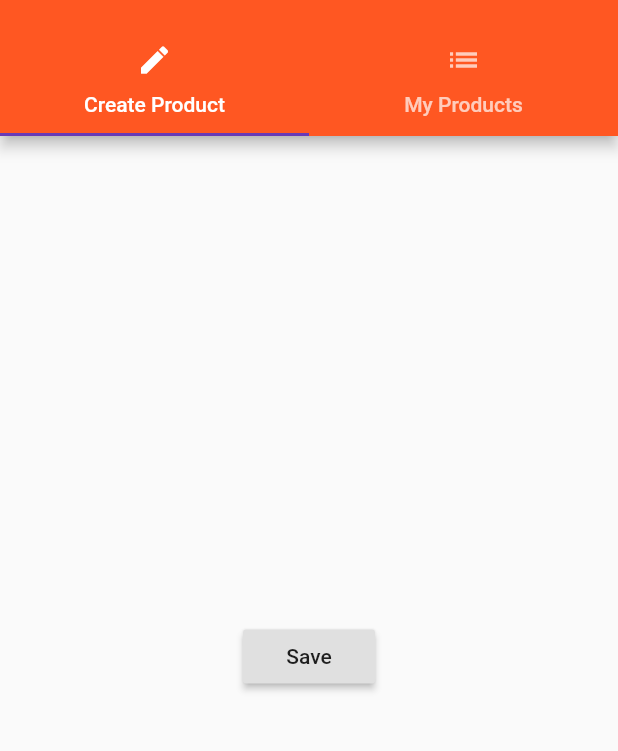
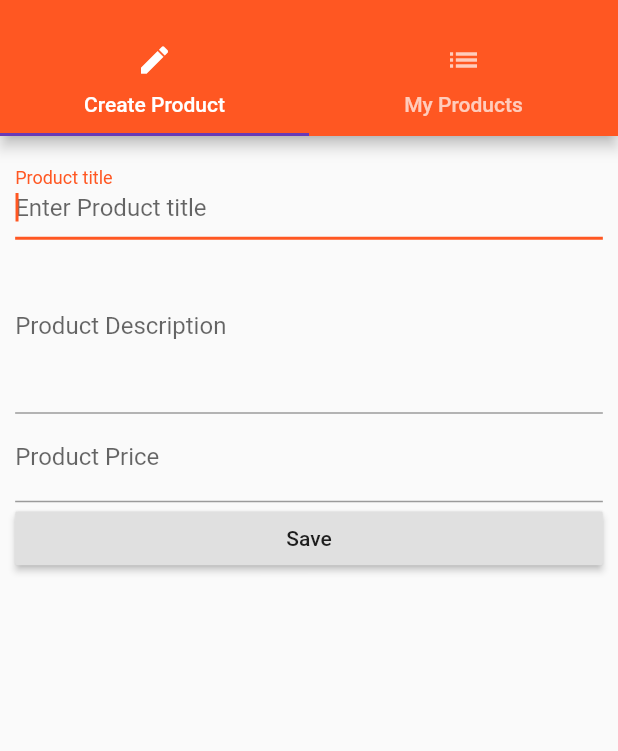
Before and after one commit to gitsofian/first-flutter-ui, a Flutter app: the ProductsAdminPage screen opened by its route, on a phone screen of 412 x 824 dp, the part 59-810 px from its top. Run offline on Flutter 3.47's test engine with Material 2 defaults, Android fonts, the phone set to English and light mode, and no system bars.

Commit message:
first commit

```diff
--- a/lib/main.dart
+++ b/lib/main.dart
@@ -21,9 +21,9 @@ class MyApp extends StatefulWidget {
 }
 
 class _MyAppState extends State<MyApp> {
-  List<Map<String, String>> _products = [];
+  List<Map<String, dynamic>> _products = [];
 
-  void _addProduct(Map<String, String> product) {
+  void _addProduct(Map<String, dynamic> product) {
     setState(() {
       _products.add(product);
     });
@@ -46,10 +46,10 @@ class _MyAppState extends State<MyApp> {
           accentColor: Colors.deepPurple),
       routes: {
         '/': (BuildContext context) {
-          return ProductsPage(_products, _addProduct, _deleteProduct);
+          return ProductsPage(_products);
         },
         '/admin': (BuildContext context) {
-          return ProductsAdminPage();
+          return ProductsAdminPage(_addProduct, _deleteProduct);
         },
       },
       onGenerateRoute: (RouteSettings setting) {
@@ -68,7 +68,7 @@ class _MyAppState extends State<MyApp> {
       },
       onUnknownRoute: (RouteSettings settings) {
         return MaterialPageRoute(builder: (BuildContext context) {
-          return ProductsPage(_products, _addProduct, _deleteProduct);
+          return ProductsPage(_products);
         });
       },
     );
--- a/lib/pages/product_create.dart
+++ b/lib/pages/product_create.dart
@@ -1,22 +1,81 @@
+import 'dart:wasm';
+
 import 'package:flutter/material.dart';
+import 'package:flutter/services.dart';
 
-class ProductCreatePage extends StatelessWidget {
+class ProductCreatePage extends StatefulWidget {
+
+  final Function addProduct;
+  ProductCreatePage(this.addProduct){
+
+  }
+
+  @override
+  State<StatefulWidget> createState() {
+    // TODO: implement createState
+    return _ProductCreatePageState();
+  }
+}
+
+class _ProductCreatePageState extends State<ProductCreatePage> {
+  String title;
+  double price;
+  String description;
+
   @override
   Widget build(BuildContext context) {
     // TODO: implement build
-    return Center(
-      child: RaisedButton(
-        child: Text('Save'),
-        onPressed: () {
-          showModalBottomSheet(
-              context: context,
-              builder: (BuildContext context) {
-                return Center(
-                  child: Text('This is a Modal'),
-                );
-              });
-        },
-      ),
-    );
+    return Container(
+        margin: EdgeInsets.all(10.10),
+        child: ListView(
+          children: <Widget>[
+            TextField(
+              decoration: InputDecoration(
+                  labelText: 'Product title', hintText: 'Enter Product title'),
+              autofocus: true,
+              onChanged: (String value) {
+                setState(() {
+                  title = value;
+                });
+              },
+            ),
+            TextField(
+              decoration: InputDecoration(labelText: 'Product Description'),
+              maxLines: 4,
+              onChanged: (String value) {
+                setState(() {});
+              },
+            ),
+            TextField(
+              decoration: InputDecoration(labelText: 'Product Price'),
+              keyboardType: TextInputType.number,
+              onChanged: (String value) {
+                setState(() {
+                  price = double.parse(value);
+                });
+              },
+            ),
+            RaisedButton(
+              child: Text('Save'),
+              onPressed: () {
+                final Map<String, dynamic> product = {
+                  'title': title,
+                  'description': description,
+                  'price': price,
+                  'imageUrl': 'assets/foods.jpg'
+                };
+                widget.addProduct(product);
+
+              },
+            )
+            /* TextFormField(
+              decoration: const InputDecoration(
+                icon: Icon(Icons.person),
+                hintText: 'what do people call you? ',
+                labelText: 'Name *',
+              ),
+            ), */
+          ],
+        ));
   }
 }
--- a/lib/pages/products_admin.dart
+++ b/lib/pages/products_admin.dart
@@ -4,6 +4,11 @@ import './product_create.dart';
 import './product_list.dart';
 
 class ProductsAdminPage extends StatelessWidget {
+  final Function addProduct;
+  final Function deleteProduct;
+
+  ProductsAdminPage(this.addProduct, this.deleteProduct) {}
+
   @override
   Widget build(BuildContext context) {
     // TODO: implement build
@@ -43,7 +48,7 @@ class ProductsAdminPage extends StatelessWidget {
         ),
         body: Center(
           child: TabBarView(
-            children: <Widget>[ProductCreatePage(), ProductListPage()],
+            children: <Widget>[ProductCreatePage(addProduct), ProductListPage()],
           ),
         ),
       ),
```
Also changed, not shown: lib/pages/products.dart (+3 -5 lines), lib/product_control.dart (deleted, +0 -17 lines), lib/product_manager.dart (+4 -8 lines), lib/products.dart (+5 -13 lines).
